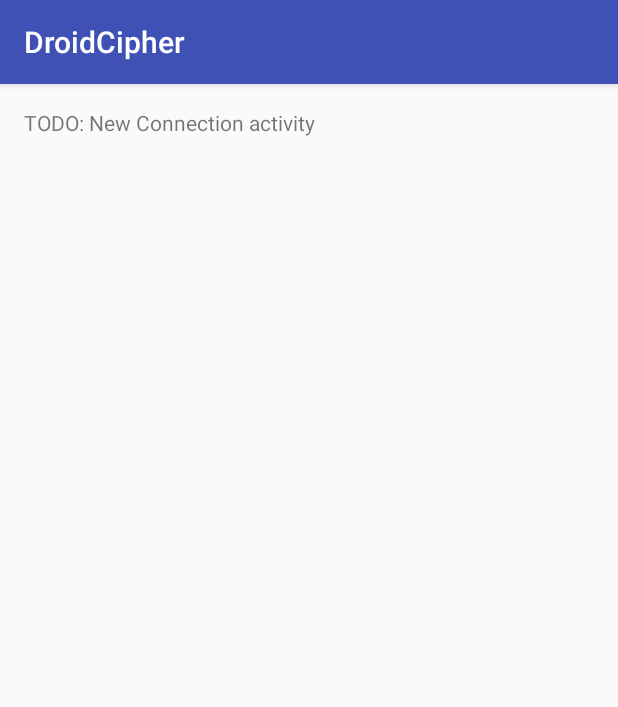
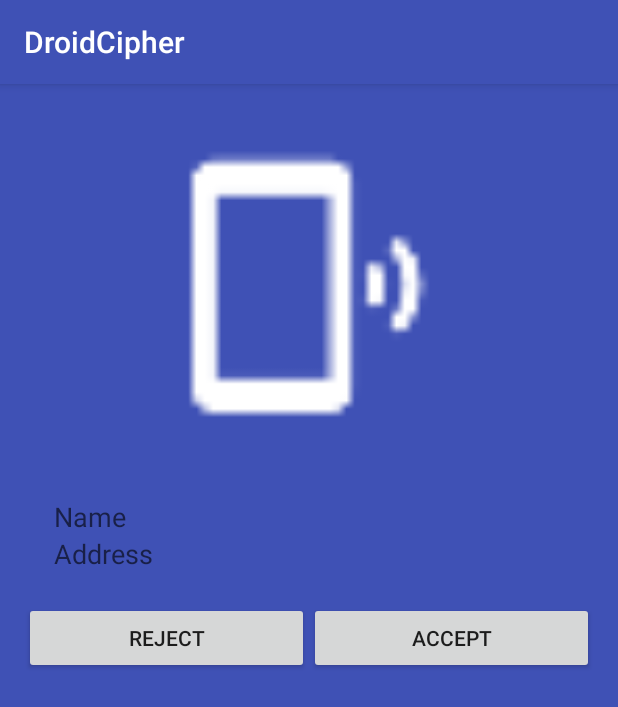
Before and after one commit to goncalo-rodrigues/DroidCipher, an Android app: the NewConnectionActivity screen opened directly, with no data from a screen before it, on a phone screen of 412 x 824 dp. Shown: the top 707 px of the screen. Run offline under Robolectric (Android 15) with nearby library versions, the phone set to English and light mode, and no system bars.

Commit message:
added service binder. added new connection screen

```diff
--- a/Android/app/src/main/java/pt/ulisboa/tecnico/sirs/droidcipher/Helpers/NotificationsHelper.java
+++ b/Android/app/src/main/java/pt/ulisboa/tecnico/sirs/droidcipher/Helpers/NotificationsHelper.java
@@ -3,6 +3,8 @@ package pt.ulisboa.tecnico.sirs.droidcipher.Helpers;
 import android.app.Notification;
 import android.app.NotificationManager;
 import android.app.PendingIntent;
+import android.bluetooth.BluetoothAdapter;
+import android.bluetooth.BluetoothDevice;
 import android.content.Context;
 import android.content.Intent;
 import android.support.v4.app.NotificationCompat;
@@ -19,7 +21,7 @@ import pt.ulisboa.tecnico.sirs.droidcipher.R;
 
 public class NotificationsHelper {
 
-    public static int  startNewConnectionNotification(Context context){
+    public static int  startNewConnectionNotification(Context context, BluetoothDevice device){
         int notificationId = (int) (System.currentTimeMillis() % Integer.MAX_VALUE);
 
         String ns = Context.NOTIFICATION_SERVICE;
@@ -28,6 +30,8 @@ public class NotificationsHelper {
 
         //the intent that is started when the notification is clicked
         Intent notificationIntent = new Intent(context, NewConnectionActivity.class);
+        notificationIntent.putExtra(Constants.NOTIFICATION_ID_EXTRA,notificationId);
+        notificationIntent.putExtra(BluetoothDevice.EXTRA_DEVICE, device);
         PendingIntent pendingNotificationIntent = PendingIntent.getActivity(context, 0,
                 notificationIntent, 0);
 
--- a/Android/app/src/main/java/pt/ulisboa/tecnico/sirs/droidcipher/NewConnectionActivity.java
+++ b/Android/app/src/main/java/pt/ulisboa/tecnico/sirs/droidcipher/NewConnectionActivity.java
@@ -1,13 +1,72 @@
 package pt.ulisboa.tecnico.sirs.droidcipher;
 
+import android.app.PendingIntent;
+import android.bluetooth.BluetoothDevice;
+import android.content.Intent;
 import android.support.v7.app.AppCompatActivity;
 import android.os.Bundle;
+import android.view.View;
+import android.widget.Button;
+import android.widget.TextView;
+
+import pt.ulisboa.tecnico.sirs.droidcipher.BroadcastReceivers.AcceptConnectionReceiver;
+import pt.ulisboa.tecnico.sirs.droidcipher.BroadcastReceivers.DismissNotificationReceiver;
 
 public class NewConnectionActivity extends AppCompatActivity {
+
+    private TextView nameTV;
+    private TextView addressTV;
+    private Button acceptButton;
+    private Button rejectButton;
 
     @Override
     protected void onCreate(Bundle savedInstanceState) {
         super.onCreate(savedInstanceState);
         setContentView(R.layout.activity_new_connection);
+        findViews();
+
+        Intent intent = getIntent();
+
+        if (intent != null) {
+            BluetoothDevice device = intent.getParcelableExtra(BluetoothDevice.EXTRA_DEVICE);
+            if (device != null) {
+                nameTV.setText(device.getName());
+                addressTV.setText(device.getAddress());
+            }
+        }
+
+        int notificationId = intent.getIntExtra(Constants.NOTIFICATION_ID_EXTRA, 0);
+
+        // intent that is called when "accept" is clicked
+        final Intent acceptIntent = new Intent(this, AcceptConnectionReceiver.class);
+        acceptIntent.putExtra(Constants.NOTIFICATION_ID_EXTRA,notificationId);
+
+
+        // intent that is called when "close" is clicked
+        final Intent closeIntent = new Intent(this, DismissNotificationReceiver.class);
+        closeIntent.putExtra(Constants.NOTIFICATION_ID_EXTRA,notificationId);
+
+        acceptButton.setOnClickListener(new View.OnClickListener() {
+            @Override
+            public void onClick(View view) {
+                sendBroadcast(acceptIntent);
+                NewConnectionActivity.this.finish();
+            }
+        });
+
+        rejectButton.setOnClickListener(new View.OnClickListener() {
+            @Override
+            public void onClick(View view) {
+                sendBroadcast(closeIntent);
+                NewConnectionActivity.this.finish();
+            }
+        });
+    }
+
+    private void findViews() {
+        nameTV = (TextView) findViewById(R.id.newconnection_nametv);
+        addressTV = (TextView) findViewById(R.id.newconnection_addresstv);
+        acceptButton = (Button) findViewById(R.id.newconnection_acceptbt);
+        rejectButton = (Button) findViewById(R.id.newconnection_rejectbt);
     }
 }
--- a/Android/app/src/main/res/layout/activity_new_connection.xml
+++ b/Android/app/src/main/res/layout/activity_new_connection.xml
@@ -1,5 +1,5 @@
 <?xml version="1.0" encoding="utf-8"?>
-<RelativeLayout xmlns:android="http://schemas.android.com/apk/res/android"
+<LinearLayout xmlns:android="http://schemas.android.com/apk/res/android"
     xmlns:tools="http://schemas.android.com/tools"
     android:id="@+id/activity_new_connection"
     android:layout_width="match_parent"
@@ -8,11 +8,59 @@
     android:paddingLeft="@dimen/activity_horizontal_margin"
     android:paddingRight="@dimen/activity_horizontal_margin"
     android:paddingTop="@dimen/activity_vertical_margin"
+    android:orientation="vertical"
+    android:background="@color/colorPrimary"
     tools:context="pt.ulisboa.tecnico.sirs.droidcipher.NewConnectionActivity">
 
-    <TextView
-        android:layout_width="wrap_content"
+
+    <ImageView
+        android:layout_gravity="center_horizontal"
+        android:src="@drawable/ic_new_connection"
+        android:padding="20dp"
+        android:layout_width="240dp"
+        android:layout_height="240dp" />
+
+    <GridLayout
+        android:layout_width="match_parent"
         android:layout_height="wrap_content"
-        android:text="TODO: New Connection activity"/>
+        android:columnCount="2"
+        android:padding="20dp">
+        <TextView
+            android:text="Name"
+            android:layout_column="0"
+            android:layout_width="128dp"
+            android:textAppearance="?android:attr/textAppearanceMedium"/>
+        <TextView
+            android:text="Address"
+            android:layout_column="0"
+            android:textAppearance="?android:attr/textAppearanceMedium"/>
+        <TextView
+            android:id="@+id/newconnection_nametv"
+            android:layout_column="1"
+            android:layout_row="0"
+            tools:text="Sample name"
+            android:textAppearance="?android:attr/textAppearanceMedium"/>
+        <TextView
+            android:id="@+id/newconnection_addresstv"
+            android:layout_column="1"
+            android:layout_row="1"
+            tools:text="24:4b:03:f3:c3:0a"
+            android:textAppearance="?android:attr/textAppearanceMedium"/>
 
-</RelativeLayout>
+    </GridLayout>
+    <LinearLayout
+        android:layout_width="match_parent"
+        android:layout_height="wrap_content">
+        <Button android:layout_width="0dp"
+            android:id="@+id/newconnection_rejectbt"
+            android:layout_height="wrap_content"
+            android:layout_weight="1"
+            android:text="Reject"/>
+        <Button android:layout_width="0dp"
+            android:id="@+id/newconnection_acceptbt"
+            android:layout_height="wrap_content"
+            android:layout_weight="1"
+            android:text="Accept"/>
+    </LinearLayout>
+
+</LinearLayout>
--- a/Android/app/src/main/res/values/colors.xml
+++ b/Android/app/src/main/res/values/colors.xml
@@ -3,4 +3,6 @@
     <color name="colorPrimary">#3F51B5</color>
     <color name="colorPrimaryDark">#303F9F</color>
     <color name="colorAccent">#FF4081</color>
+    <color name="white">#FFFFFF</color>
+
 </resources>
```
Also changed, not shown: Android/app/src/main/java/pt/ulisboa/tecnico/sirs/droidcipher/BroadcastReceivers/AcceptConnectionReceiver.java (+11 -3 lines), Android/app/src/main/java/pt/ulisboa/tecnico/sirs/droidcipher/BroadcastReceivers/DismissNotificationReceiver.java (+14 -1 lines), Android/app/src/main/java/pt/ulisboa/tecnico/sirs/droidcipher/Helpers/KeyGenHelper.java (+7 -3 lines), Android/app/src/main/java/pt/ulisboa/tecnico/sirs/droidcipher/MainActivity.java (+15 -1 lines), Android/app/src/main/java/pt/ulisboa/tecnico/sirs/droidcipher/Services/MainProtocolService.java (+29 -7 lines).
